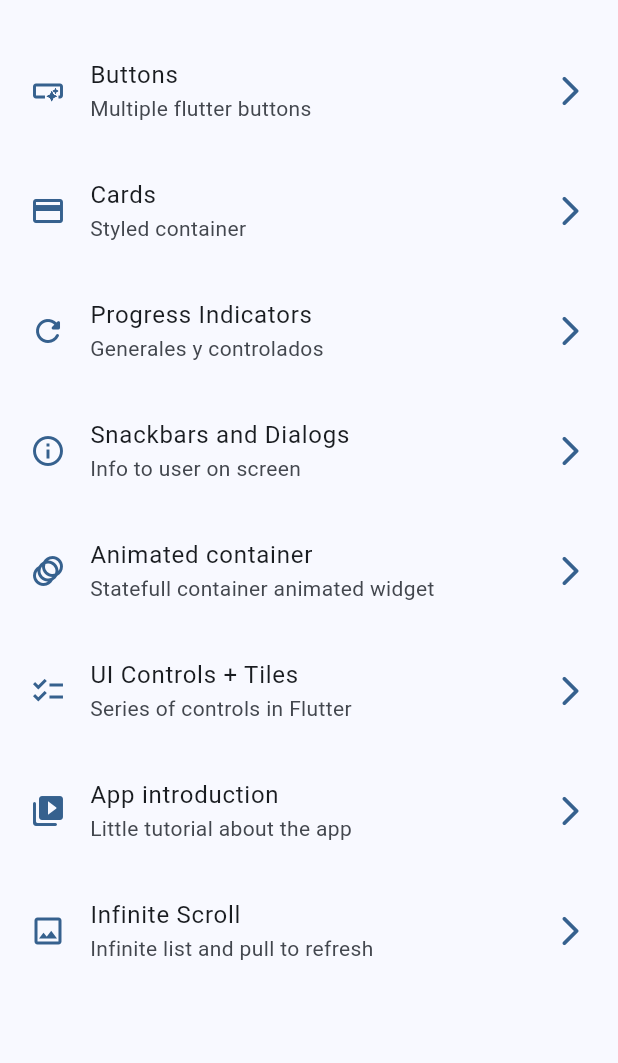
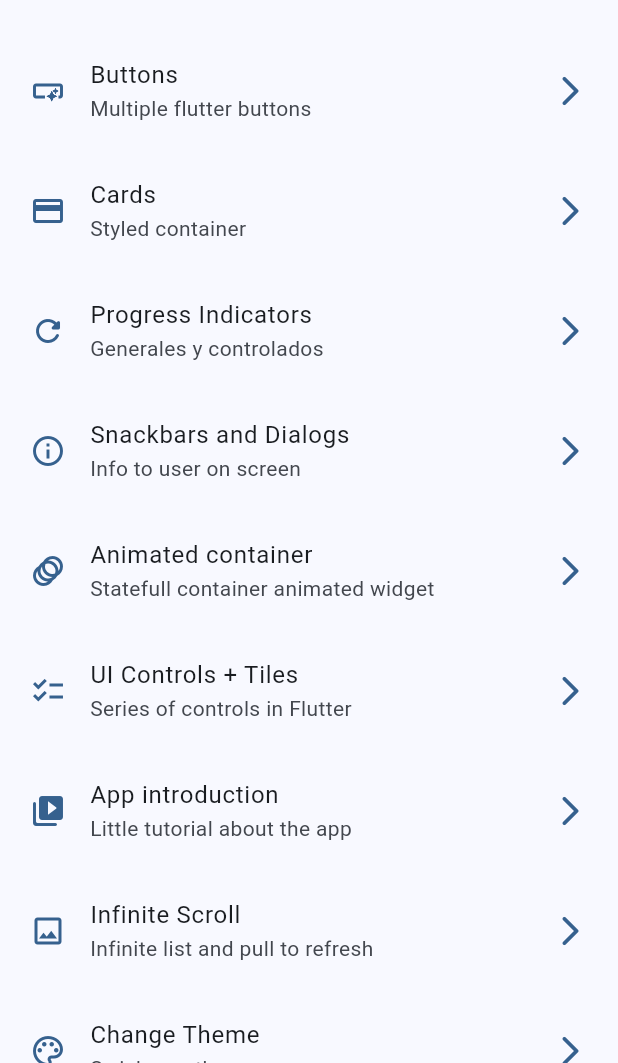
Before and after one commit to MauricioCorzo/widgets_app_flutter, a Flutter app: the screen it shows after launch, on a phone screen of 412 x 824 dp, the part 173-1236 px from its top. Run offline on Flutter 3.47's test engine with Material 3 defaults, Android fonts, the phone set to English and light mode, and no system bars; our stand-ins replace animate_do, flutter_riverpod, go_router.

Commit message:
theme change screen + theme riverpod provider

```diff
--- a/lib/config/menu/menu_items.dart
+++ b/lib/config/menu/menu_items.dart
@@ -69,4 +69,10 @@
     link: "/infinite",
     icon: Icons.image_outlined,
   ),
+  MenuItem(
+    title: "Change Theme",
+    subTitle: "Swich app theme",
+    link: "/theme-changer",
+    icon: Icons.color_lens_outlined,
+  ),
 ];
--- a/lib/config/router/app_router.dart
+++ b/lib/config/router/app_router.dart
@@ -8,11 +8,12 @@
         AppTutorialScreen,
         ButtonsScreen,
         CardsScreen,
+        CounterScreen,
         HomeScreen,
         ProgressScreen,
         SnackBarScreen,
-        UiControlsScreen,
-        CounterScreen;
+        ThemeChangerScreen,
+        UiControlsScreen;
 
 final appRouter = GoRouter(
   initialLocation: "/",
@@ -99,6 +100,15 @@
       // },
       builder: (context, state) => const InfiniteScrollScreen(),
     ),
+    GoRoute(
+      path: '/theme-changer',
+      name: ThemeChangerScreen.name,
+      // pageBuilder: (context, state) {
+      //   //Custom page transition example
+      //   return cupertinolikePageTransition(child: const AppTutorialScreen());
+      // },
+      builder: (context, state) => const ThemeChangerScreen(),
+    ),
   ],
 );
 
--- a/lib/config/theme/app_theme.dart
+++ b/lib/config/theme/app_theme.dart
@@ -15,14 +15,16 @@
 
 class AppTheme {
   final int selectedColor;
+  final bool isDarkMode;
 
-  AppTheme({this.selectedColor = 0})
+  AppTheme({this.selectedColor = 0, this.isDarkMode = false})
       : assert(selectedColor >= 0, "Selected color must be greater than 0"),
         assert(selectedColor < colorList.length,
             "Selected color must be less or equal than ${colorList.length - 1}");
 
   ThemeData getTheme() => ThemeData(
       useMaterial3: true,
+      brightness: isDarkMode ? Brightness.dark : Brightness.light,
       colorSchemeSeed: colorList[this.selectedColor],
       appBarTheme: const AppBarTheme(
         centerTitle: false,
--- a/lib/main.dart
+++ b/lib/main.dart
@@ -2,6 +2,7 @@
 import 'package:flutter_riverpod/flutter_riverpod.dart';
 import 'package:widgets_app/config/router/app_router.dart';
 import 'package:widgets_app/config/theme/app_theme.dart';
+import 'package:widgets_app/presentation/providers/theme_provider.dart';
 
 void main() {
   runApp(
@@ -9,14 +10,19 @@
   );
 }
 
-class MainApp extends StatelessWidget {
+class MainApp extends ConsumerWidget {
   const MainApp({super.key});
 
   @override
-  Widget build(BuildContext context) {
+  Widget build(BuildContext context, WidgetRef ref) {
+    final isDarkMode = ref.watch(isDarkModeProvider);
+    final themeColorIndexSelected = ref.watch(selectedThemeColorProvider);
+
     return MaterialApp.router(
       debugShowCheckedModeBanner: false,
-      theme: AppTheme(selectedColor: 0).getTheme(),
+      theme: AppTheme(
+              selectedColor: themeColorIndexSelected, isDarkMode: isDarkMode)
+          .getTheme(),
       routerConfig: appRouter,
       // home: const HomeScreen(),
       // routes: {
--- a/lib/presentation/providers/theme_provider.dart
+++ b/lib/presentation/providers/theme_provider.dart
@@ -1,3 +1,9 @@
 import 'package:flutter_riverpod/flutter_riverpod.dart';
+import 'package:widgets_app/config/theme/app_theme.dart';
 
 final isDarkModeProvider = StateProvider((ref) => false);
+
+// cannot be modified
+final colorListProvider = Provider((ref) => colorList);
+
+final selectedThemeColorProvider = StateProvider((ref) => 0);
--- a/lib/presentation/screens/screens.dart
+++ b/lib/presentation/screens/screens.dart
@@ -1,3 +1,5 @@
+export 'package:widgets_app/presentation/screens/theme_changer/theme_changer_screen.dart';
+
 export 'package:widgets_app/presentation/screens/animated/animated_screen.dart';
 export 'package:widgets_app/presentation/screens/app_tutorial/app_tutorial_screen.dart';
 export 'package:widgets_app/presentation/screens/buttons/buttons_screen.dart';
```
Also changed, not shown: lib/presentation/screens/theme_changer/theme_changer_screen.dart (added, +61 -0 lines).
